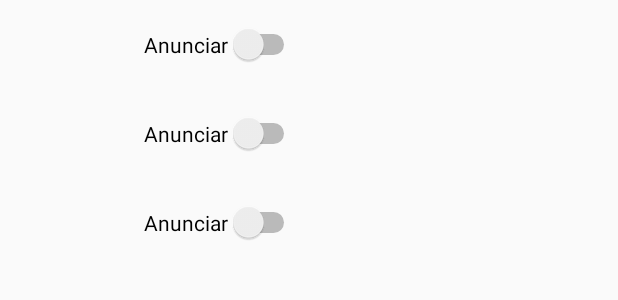
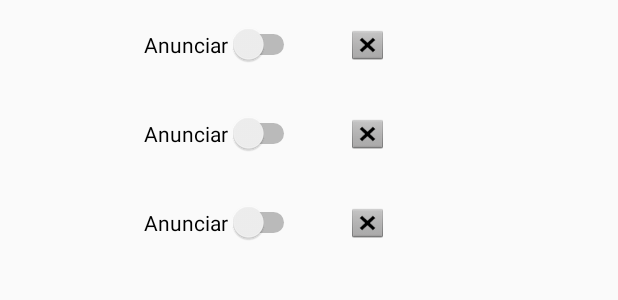
Before and after one commit to AdAleixo/NearbyDevices, an Android app: the layout anuncio_list.xml on its own in the app's theme, with its tools: preview values and no code run, on a phone screen of 412 x 824 dp. Shown: the top 300 px of the screen. Run offline under Robolectric (Android 15) with nearby library versions, the phone set to English and light mode, and no system bars.

Commit message:
Interface e design do botao de delete

```diff
--- a/app/src/main/java/com/github/promoapp/apresentacao/anuncio/AnuncioListActivity.java
+++ b/app/src/main/java/com/github/promoapp/apresentacao/anuncio/AnuncioListActivity.java
@@ -17,6 +17,7 @@ import android.util.Log;
 import android.view.LayoutInflater;
 import android.view.View;
 import android.view.ViewGroup;
+import android.widget.Button;
 import android.widget.CompoundButton;
 import android.widget.Switch;
 import android.widget.TextView;
@@ -225,6 +226,9 @@ public class AnuncioListActivity extends AppCompatActivity
             TextView mIdView;
             TextView mContentView;
             Switch mPublishSwitch;
+
+            Button mDeleteButton;
+
             GoogleApiClient mGoogleApiClient;
             View mView;
             Anuncio mAnuncio;
@@ -242,6 +246,8 @@ public class AnuncioListActivity extends AppCompatActivity
                 mIdView = view.findViewById(R.id.id_text);
                 mContentView = view.findViewById(R.id.content);
                 mPublishSwitch = view.findViewById(R.id.publishSwitch);
+
+                mDeleteButton = view.findViewById(R.id.deleteButton);
 
                 mPublishSwitch.setOnCheckedChangeListener(new CompoundButton.OnCheckedChangeListener() {
                     @Override
--- a/app/src/main/res/layout/anuncio_list_content.xml
+++ b/app/src/main/res/layout/anuncio_list_content.xml
@@ -24,4 +24,14 @@
         android:layout_height="wrap_content"
         android:layout_margin="@dimen/text_margin"
         android:text="Anunciar" />
+
+    <Button
+        android:id="@+id/deleteButton"
+        android:layout_width="26dp"
+        android:layout_height="24dp"
+        android:layout_margin="@dimen/text_margin"
+        android:background="@android:drawable/btn_dialog" />
+
+
+
 </LinearLayout>
```
